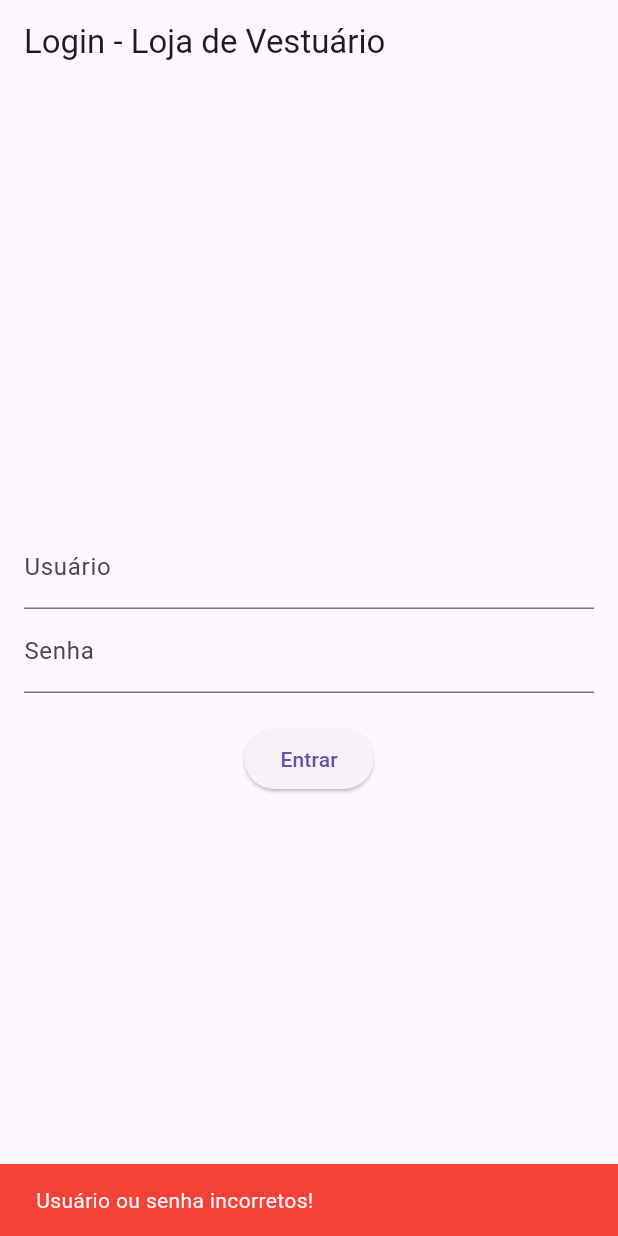
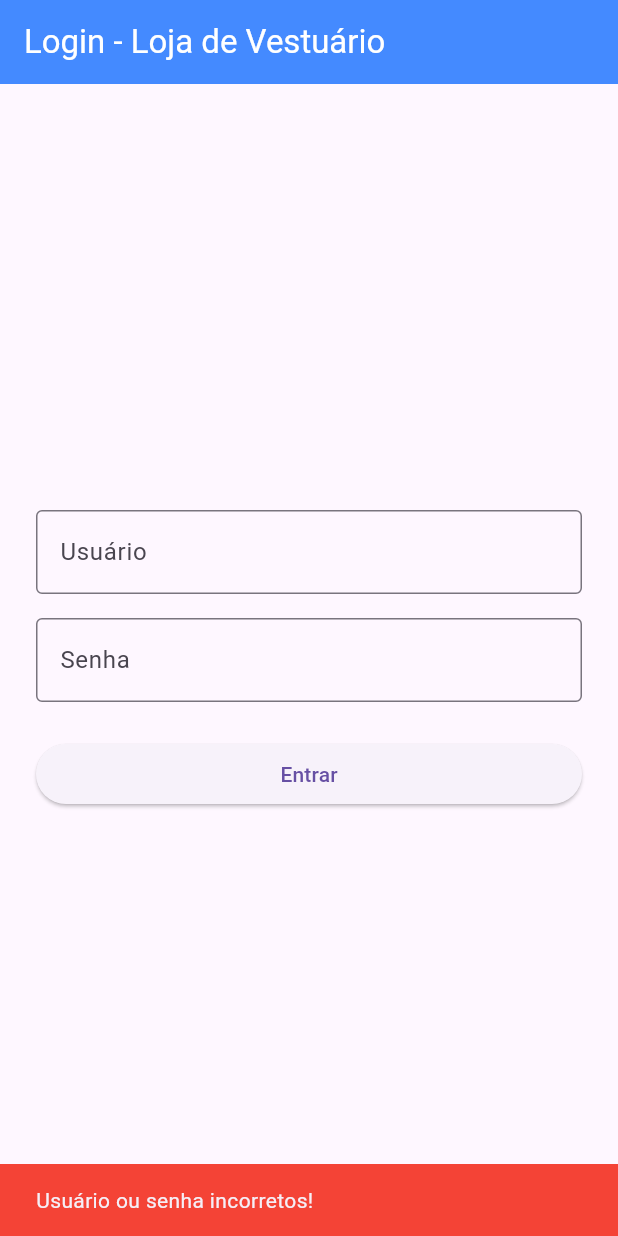
Before and after one commit to Furlaneto18/atividade-elvio-27-04, a Flutter app: the screen it shows after launch, after a tap on "Entrar", on a phone screen of 412 x 824 dp. Run offline on Flutter 3.47's test engine with Material 3 defaults, Android fonts, the phone set to English and light mode, and no system bars.

Commit message:
fix: correção de erros: apresentação, login e calculo de valor

```diff
--- a/lib/login_page.dart
+++ b/lib/login_page.dart
@@ -9,23 +9,25 @@ class LoginPage extends StatefulWidget {
 }
 
 class _LoginPageState extends State<LoginPage> {
-  // Controladores para capturar o texto dos inputs
-  final TextEditingController _userController = TextEditingController();
-  final TextEditingController _passwordController = TextEditingController();
+  // Controladores exigidos pela atividade para capturar os dados
+  final TextEditingController _usuarioController = TextEditingController();
+  final TextEditingController _senhaController = TextEditingController();
 
-  void _login() {
-    String usuario = _userController.text;
-    String senha = _passwordController.text;
+  void _fazerLogin() {
+    // O .trim() remove espaços acidentais e o toLowerCase() garante minúsculas
+    String usuario = _usuarioController.text.trim().toLowerCase();
+    String senha = _senhaController.text.trim();
 
-    // Validação estática conforme requisito
-    if (usuario == 'admin' && senha == '123') {
-      // Navegação para a Tela 2 em caso de sucesso
+    // Dica de Debug: Isso fará o texto digitado aparecer no Console (Run) do Android Studio
+    print("Tentando logar com -> Usuário: '$usuario' | Senha: '$senha'");
+
+    if (usuario == 'admin' && senha == '123') { //[cite: 2]
+      print("Login com sucesso!");
       Navigator.push(
         context,
         MaterialPageRoute(builder: (context) => const ShoppingPage()),
       );
     } else {
-      // Exibição de erro via SnackBar em caso de falha
       ScaffoldMessenger.of(context).showSnackBar(
         const SnackBar(
           content: Text('Usuário ou senha incorretos!'),
@@ -37,25 +39,43 @@ class _LoginPageState extends State<LoginPage> {
 
   @override
   Widget build(BuildContext context) {
+    // O Scaffold é essencial para dar a "cara" de aplicativo
     return Scaffold(
-      appBar: AppBar(title: const Text('Login - Loja de Vestuário')),
+      appBar: AppBar(
+        title: const Text('Login - Loja de Vestuário'),
+        backgroundColor: Colors.blueAccent,
+        foregroundColor: Colors.white,
+      ),
       body: Padding(
-        padding: const EdgeInsets.all(16.0),
+        padding: const EdgeInsets.all(24.0),
         child: Column(
           mainAxisAlignment: MainAxisAlignment.center,
+          crossAxisAlignment: CrossAxisAlignment.stretch,
           children: [
+            // Campo de Usuário
             TextField(
-              controller: _userController,
-              decoration: const InputDecoration(labelText: 'Usuário'),
+              controller: _usuarioController,
+              decoration: const InputDecoration(
+                labelText: 'Usuário',
+                border: OutlineInputBorder(), // Cria a caixa ao redor do campo
+              ),
             ),
+            const SizedBox(height: 16),
+
+            // Campo de Senha
             TextField(
-              controller: _passwordController,
-              decoration: const InputDecoration(labelText: 'Senha'),
-              obscureText: true, // Oculta os caracteres da senha
+              controller: _senhaController,
+              obscureText: true, // Oculta a senha conforme exigido
+              decoration: const InputDecoration(
+                labelText: 'Senha',
+                border: OutlineInputBorder(),
+              ),
             ),
-            const SizedBox(height: 20),
+            const SizedBox(height: 24),
+
+            // Botão Entrar
             ElevatedButton(
-              onPressed: _login,
+              onPressed: _fazerLogin,
               child: const Text('Entrar'),
             ),
           ],
```
Also changed, not shown: pubspec.lock.
